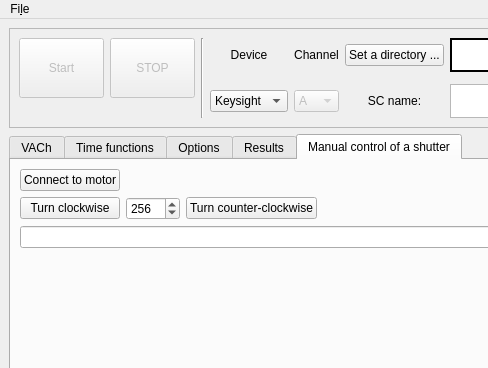
This is GUI/Solar.ui in userIsTaken/SolarVACh as Qt 5 draws it before an edit; both pictures show x 0 to 488 and y 0 to 368 of the 1121 by 894 pixel window. The edited form follows.
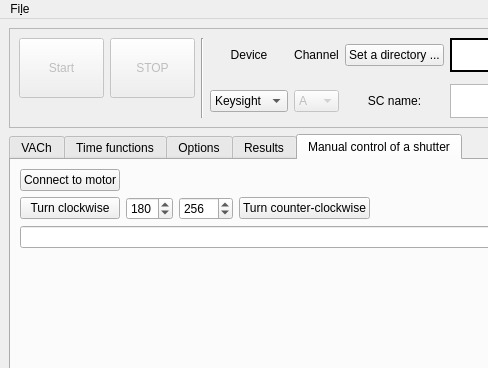
This is the edited form. The open tabs and pages were chosen to show the change. Custom widgets are drawn as their Qt base class.

Commit message: RP B+

What changed in the file:
```diff
--- a/GUI/Solar.ui
+++ b/GUI/Solar.ui
@@ -1330,7 +1330,7 @@
           </property>
          </widget>
         </item>
-        <item row="0" column="1" colspan="3">
+        <item row="0" column="1" colspan="4">
          <spacer name="horizontalSpacer_5">
           <property name="orientation">
            <enum>Qt::Horizontal</enum>
@@ -1351,6 +1351,16 @@
          </widget>
         </item>
         <item row="1" column="1">
+         <widget class="QSpinBox" name="degreeBox">
+          <property name="maximum">
+           <number>360</number>
+          </property>
+          <property name="value">
+           <number>180</number>
+          </property>
+         </widget>
+        </item>
+        <item row="1" column="2">
          <widget class="QSpinBox" name="stepsBox">
           <property name="maximum">
            <number>1024</number>
@@ -1360,14 +1370,14 @@
           </property>
          </widget>
         </item>
-        <item row="1" column="2">
+        <item row="1" column="3">
          <widget class="QPushButton" name="turnCCWbutton">
           <property name="text">
            <string>Turn counter-clockwise</string>
           </property>
          </widget>
         </item>
-        <item row="1" column="3">
+        <item row="1" column="4">
          <spacer name="horizontalSpacer_4">
           <property name="orientation">
            <enum>Qt::Horizontal</enum>
@@ -1393,7 +1403,7 @@
           </property>
          </spacer>
         </item>
-        <item row="2" column="0" colspan="4">
+        <item row="2" column="0" colspan="5">
          <widget class="QLineEdit" name="infoBox"/>
         </item>
        </layout>
```
The commit also changes 2 other files.
